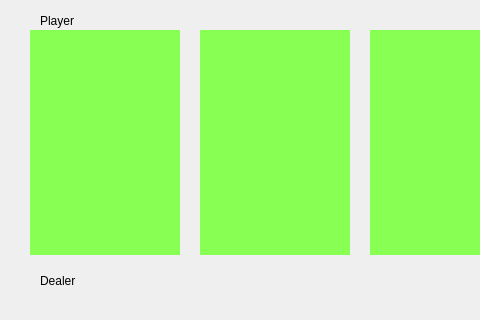
Above: game.ui from jasonpliszak/BlackJackGame_EC327 before the change; both pictures show x 0 to 480 and y 0 to 320 of the 1000 by 650 pixel window. Below: the same form after it.
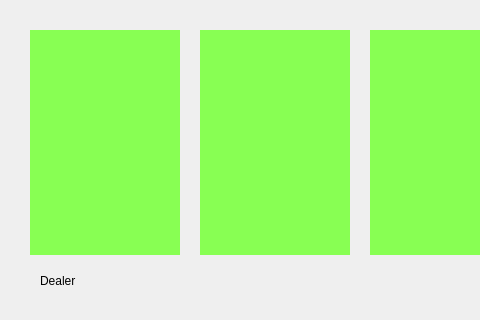
That is the form after the change.

Diff of the .ui file:
```diff
--- a/game.ui
+++ b/game.ui
@@ -116,7 +116,7 @@
     </rect>
    </property>
    <property name="text">
-    <string>Player</string>
+    <string/>
    </property>
    <property name="scaledContents">
     <bool>true</bool>
```
Left out of the diff: 4 changed lines with no effect on the pictures.
